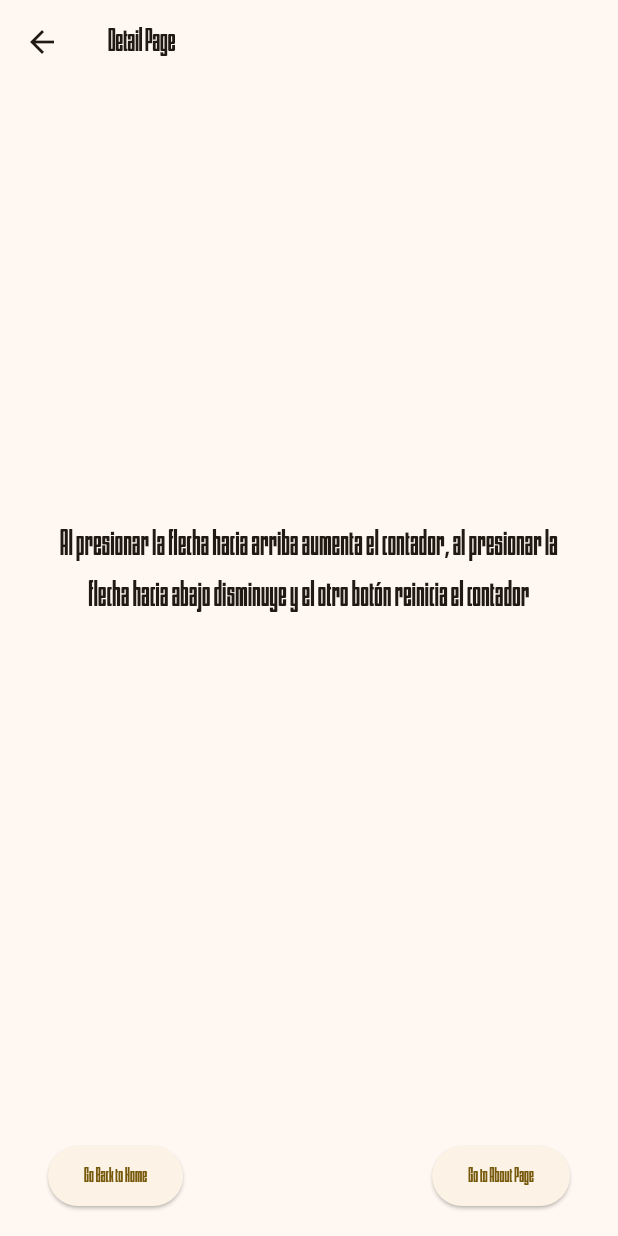
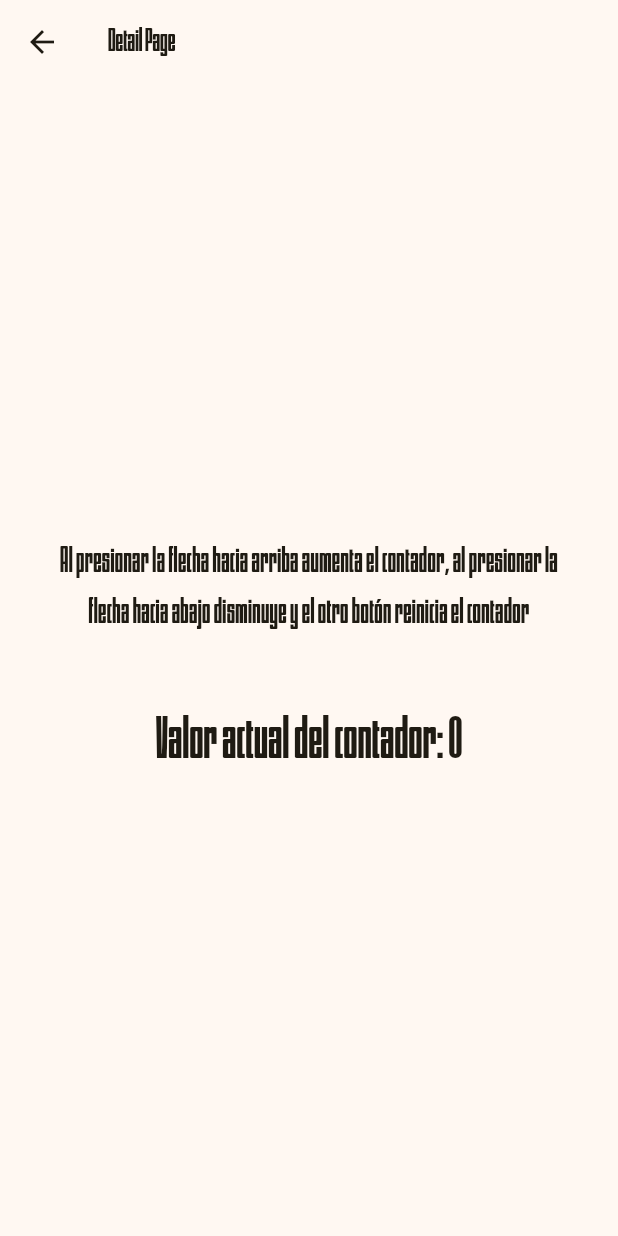
Before and after one commit to pos7t0/3479A321_2022479015, a Flutter app: the DetailPage screen opened directly, on a phone screen of 412 x 824 dp. Run offline on Flutter 3.47's test engine with Material 3 defaults, Android fonts, the phone set to English and light mode, and no system bars; our stand-ins replace flutter_svg, logger.

Commit message:
lab terminado

```diff
--- a/lib/pages/detail_page.dart
+++ b/lib/pages/detail_page.dart
@@ -1,60 +1,42 @@
 import 'package:flutter/material.dart';
-import 'about_page.dart'; // Importar AboutPage
+import 'package:provider/provider.dart'; // Importar Provider
+import 'app_data.dart'; // Importar AppData
 
 class DetailPage extends StatelessWidget {
   const DetailPage({super.key});
 
   @override
   Widget build(BuildContext context) {
+    final appData = Provider.of<AppData>(context, listen: false); // Acceder a AppData
+
+    // Registrar la acción de acceso a la pantalla de detalles
+    WidgetsBinding.instance.addPostFrameCallback((_) {
+      appData.addAction('Acceso a la pantalla de detalles');  // Usar el nuevo método
+    });
+
     return Scaffold(
       appBar: AppBar(
         title: const Text('Detail Page'),
       ),
-      body: const Padding(
-        padding: EdgeInsets.all(
-            32.0), // Aumentar el padding alrededor del contenido del cuerpo
+      body: Padding(
+        padding: const EdgeInsets.all(32.0), // Aumentar el padding alrededor del contenido del cuerpo
         child: Center(
           child: Column(
             mainAxisAlignment: MainAxisAlignment.center,
-            crossAxisAlignment: CrossAxisAlignment
-                .center, // Asegurar que los hijos estén centrados horizontalmente
+            crossAxisAlignment: CrossAxisAlignment.center, // Asegurar que los hijos estén centrados horizontalmente
             children: [
-              Text(
+              const Text(
                 'Al presionar la flecha hacia arriba aumenta el contador, al presionar la flecha hacia abajo disminuye y el otro botón reinicia el contador',
-                textAlign: TextAlign
-                    .center, // Centrar el texto dentro de su propio contenedor
+                textAlign: TextAlign.center, // Centrar el texto dentro de su propio contenedor
                 style: TextStyle(fontSize: 24),
               ),
-              SizedBox(
-                  height:
-                      40), // Aumentar el espacio entre el texto y los botones
+              const SizedBox(height: 40), // Espacio entre el texto y el contador
+              Text(
+                'Valor actual del contador: ${appData.counter}', // Mostrar el valor del contador
+                style: const TextStyle(fontSize: 40),
+              ),
             ],
           ),
-        ),
-      ),
-      bottomNavigationBar: Padding(
-        padding: const EdgeInsets.symmetric(
-            horizontal: 32.0,
-            vertical: 16.0), // Aumentar el padding horizontal y vertical
-        child: Row(
-          mainAxisAlignment: MainAxisAlignment.spaceBetween,
-          children: [
-            ElevatedButton(
-              onPressed: () {
-                Navigator.pop(context); // Navegar de regreso a MyHomePage
-              },
-              child: const Text('Go Back to Home'),
-            ),
-            ElevatedButton(
-              onPressed: () {
-                Navigator.push(
-                  context,
-                  MaterialPageRoute(builder: (context) => const AboutPage()),
-                ); // Navegar a About Page
-              },
-              child: const Text('Go to About Page'),
-            ),
-          ],
         ),
       ),
     );
--- a/pubspec.yaml
+++ b/pubspec.yaml
@@ -37,6 +37,7 @@ dependencies:
   cupertino_icons: ^1.0.8
   flutter_svg: ^2.0.10+1
   logger: ^2.4.0
+  provider: ^6.1.2
 
 dev_dependencies:
   flutter_test:
```
Also changed, not shown: lib/main.dart (+9 -24 lines), lib/pages/MyHomeState.dart (+51 -42 lines), lib/pages/about_page.dart (+10 -11 lines), lib/pages/app_data.dart (added, +41 -0 lines), pubspec.lock.
